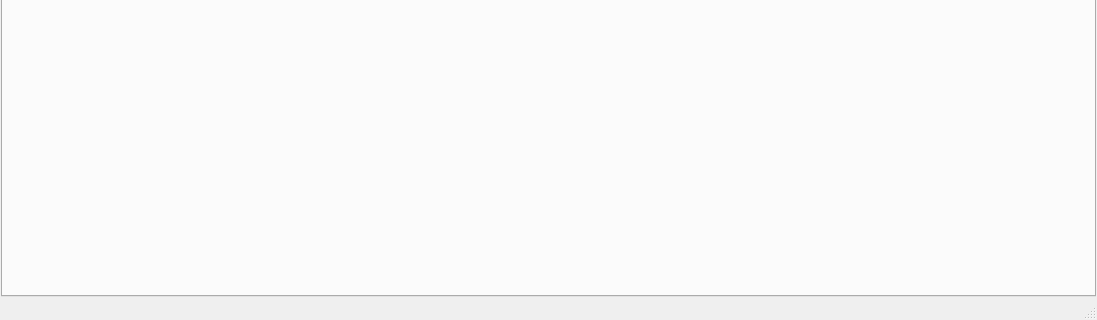
Above: mainwindow.ui from samuliwritescode/uistelupaivakirja-desktop before the change; both pictures show x 0 to 1097 and y 590 to 910 of the 1097 by 910 pixel window. Below: the same form after it.
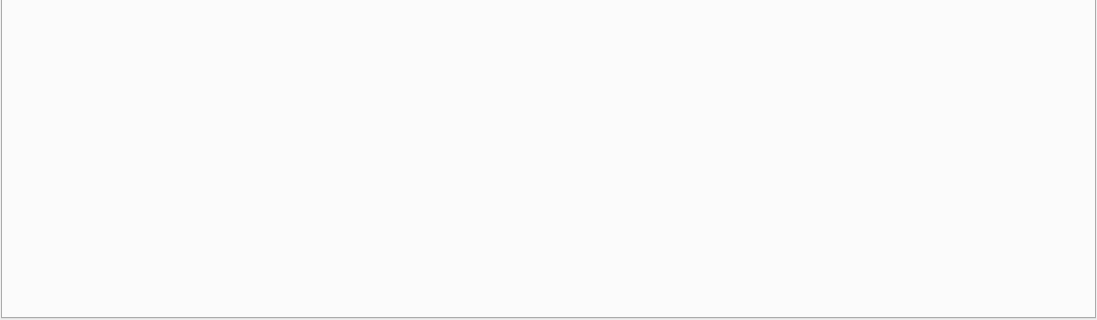
That is the form after the change. Icons and pictures are not drawn.

Commit message: -Statusbar pois turhana

```diff
--- a/mainwindow.ui
+++ b/mainwindow.ui
@@ -133,7 +133,6 @@
     </item>
    </layout>
   </widget>
-  <widget class="QStatusBar" name="statusBar"/>
   <action name="actionUusi_reissu">
    <property name="text">
     <string>Uusi reissu</string>
```
